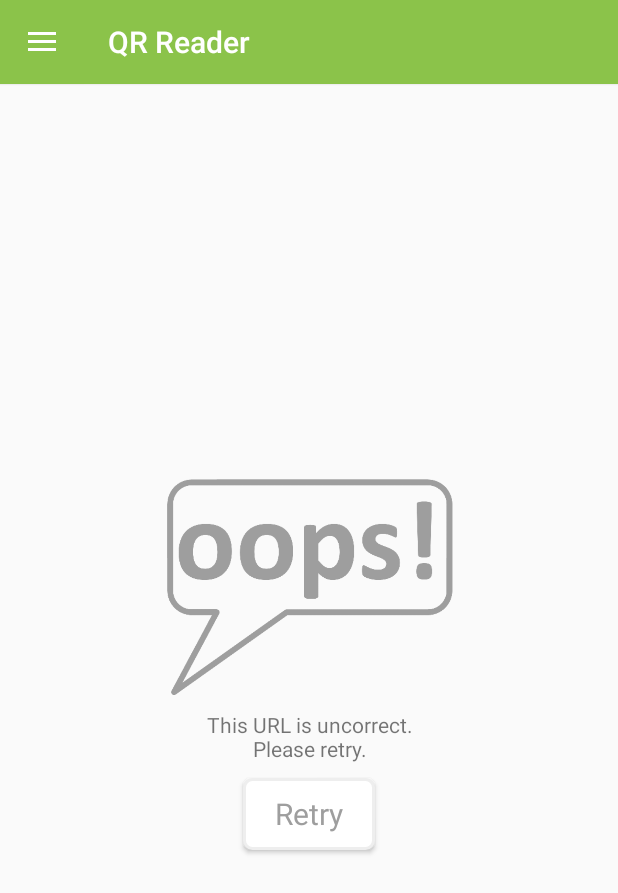
After one commit to NBakaev/cityguide, an Android app: the QrReadActivity screen opened directly, with no data from a screen before it, on a phone screen of 412 x 824 dp. The commit adds this screen. Shown: the top 893 px of the screen. Run offline under Robolectric (Android 15) with nearby library versions, the phone set to English and light mode, and no system bars; our stand-ins replace RxJava; libraries missing offline, so code that uses them is left out: com.google.zxing.integration, org.greenrobot.greendao; 4 statements that could not run were skipped.

Commit message:
qr reader

```diff
--- a/app/build.gradle
+++ b/app/build.gradle
@@ -83,6 +83,9 @@ dependencies {
     compile 'org.greenrobot:greendao:3.2.0'
     compile 'hu.supercluster:paperwork:1.2.7'
 
+    compile 'com.journeyapps:zxing-android-embedded:3.4.0'
+
+
     compile 'com.google.dagger:dagger:2.7'
     apt 'com.google.dagger:dagger-compiler:2.7'
 }
--- /dev/null
+++ b/app/src/main/java/ru/nbakaev/cityguide/QrReadActivity.java
@@ -0,0 +1,213 @@
+package ru.nbakaev.cityguide;
+
+import android.content.BroadcastReceiver;
+import android.content.Context;
+import android.content.DialogInterface;
+import android.content.Intent;
+import android.content.IntentFilter;
+import android.graphics.Bitmap;
+import android.graphics.BitmapFactory;
+import android.os.Bundle;
+import android.support.v4.content.LocalBroadcastManager;
+import android.util.Log;
+import android.view.View;
+import android.widget.Button;
+import android.widget.ImageButton;
+import android.widget.ImageView;
+import android.widget.LinearLayout;
+import android.widget.ProgressBar;
+import android.widget.ScrollView;
+import android.widget.TextView;
+import android.widget.Toast;
+import com.google.android.gms.maps.model.BitmapDescriptorFactory;
+import com.google.zxing.integration.android.IntentIntegrator;
+import com.google.zxing.integration.android.IntentResult;
+
+import java.util.List;
+import java.util.regex.Matcher;
+import java.util.regex.Pattern;
+
+import javax.inject.Inject;
+
+import io.reactivex.Observable;
+import io.reactivex.Observer;
+import io.reactivex.android.schedulers.AndroidSchedulers;
+import io.reactivex.disposables.Disposable;
+import io.reactivex.schedulers.Schedulers;
+import okhttp3.ResponseBody;
+import ru.nbakaev.cityguide.poi.Poi;
+import ru.nbakaev.cityguide.poi.PoiProvider;
+import ru.nbakaev.cityguide.poi.db.DBService;
+import ru.nbakaev.cityguide.utils.CacheUtils;
+import ru.nbakaev.cityguide.utils.StringUtils;
+
+import static ru.nbakaev.cityguide.poi.PoiProvider.DISTANCE_POI_DOWNLOAD;
+
+/**
+ * Created by user on 21.12.2016.
+ */
+
+
+public class QrReadActivity extends BaseActivity {
+    private String lastScannedCode;
+    private String poiId;
+    private TextView poiDescription;
+    private ImageView poiImage;
+    private LinearLayout btnMap;
+    private Button btnRetry;
+    private ScrollView scrollView;
+    private LinearLayout empty;
+    final BitmapFactory.Options options = new BitmapFactory.Options();
+    @Inject
+    PoiProvider poiProvider;
+
+    @Inject
+    CacheUtils cacheUtils;
+
+    @Override
+    protected void onCreate(Bundle savedInstanceState) {
+        super.onCreate(savedInstanceState);
+
+        App.getAppComponent().inject(this);
+
+        setContentView(R.layout.qr_read_activity);
+
+        setUpToolbar();
+        setUpDrawer();
+        toolbar.setTitle(R.string.drawer_qr);
+        poiDescription =(TextView)findViewById(R.id.PoiDescription);
+        poiImage = (ImageView)findViewById(R.id.PoiImage);;
+        scrollView = (ScrollView) findViewById(R.id.scrollView);
+        empty = (LinearLayout) findViewById(R.id.empty);
+        btnMap = (LinearLayout)findViewById(R.id.btnMap);
+        btnRetry = (Button) findViewById(R.id.btnRetry);
+        btnRetry.setOnClickListener(new View.OnClickListener() {
+            @Override
+            public void onClick(View view) {
+                getQrCode();
+            }
+        });
+        btnMap.setOnClickListener(new View.OnClickListener() {
+            @Override
+            public void onClick(View v) {
+                if(poiId != null) {
+                    Intent i = new Intent(QrReadActivity.this, MapsActivity.class);
+                    i.putExtra("MOVE_TO_POI_ID", poiId);
+                    QrReadActivity.this.startActivity(i);
+                }
+            }
+        });
+        Intent intent = getIntent();
+        String sData = intent.getDataString();
+        if(sData != null)
+        {
+            if(IsOurQrCode(sData)){
+                poiId = getPoiFromUrl(sData);
+                getPoi(poiId);
+            }
+        }
+        else {
+            getQrCode();
+        }
+    }
+
+    protected void getQrCode()
+    {
+        new IntentIntegrator(this).initiateScan();
+    }
+
+    protected  void onActivityResult(int requestCode, int resultCode, Intent data) {
+        IntentResult result = IntentIntegrator.parseActivityResult(requestCode, resultCode, data);
+        if (result != null) {
+            lastScannedCode = result.getContents();
+            boolean isPoi = IsOurQrCode(lastScannedCode);
+            if (isPoi == true) {
+                poiId = getPoiFromUrl(lastScannedCode);
+                getPoi(poiId);
+            }
+        }
+    }
+    protected boolean IsOurQrCode(String lScannedCode){
+        String teml = "(https://s2.nbakaev.ru/#/poi/).+";
+        Pattern pattern = Pattern.compile(teml);
+        Matcher matcher = pattern.matcher(lScannedCode);
+        boolean res = matcher.matches();
+        return  res;
+    }
+    protected String getPoiFromUrl(String Url) {
+        String templ = "(https://s2.nbakaev.ru/#/poi/)";
+        String res = Url.split(templ)[1];
+        return res;
+    }
+    protected void setImg(final Poi poi){
+        Observable<ResponseBody> icon = poiProvider.getIcon(poi);
+        Observer<ResponseBody> iconResult = new Observer<ResponseBody>() {
+            @Override
+            public void onSubscribe(Disposable d) {
+
+            }
+
+            @Override
+            public void onNext(ResponseBody value) {
+                try {
+                    Bitmap bitmap = BitmapFactory.decodeStream(value.byteStream(), null, options);
+                    cacheUtils.cachePoiImage(bitmap, poi);
+                    poiImage.setImageBitmap(bitmap);
+                    poiImage.setVisibility(View.VISIBLE);
+                } catch (Exception e) {
+
+                }
+            }
+
+            @Override
+            public void onError(Throwable e) {
+
+            }
+
+            @Override
+            public void onComplete() {
+            }
+        };
+
+        icon.subscribeOn(Schedulers.io()).observeOn(AndroidSchedulers.mainThread()).subscribe(iconResult);
+    }
+    protected void getPoi(String poiId){
+        poiProvider.getById(poiId).observeOn(AndroidSchedulers.mainThread()).subscribeOn(Schedulers.io())
+                .subscribe(new Observer<Poi>() {
+
+                    @Override
+                    public void onSubscribe(Disposable d) {
+
+                    }
+
+                    @Override
+                    public void onNext(Poi value) {
+                        fillPOiFields(value);
+
+                    }
+
+                    @Override
+                    public void onError(Throwable e) {
+
+                    }
+
+                    @Override
+                    public void onComplete() {
+
+                    }
+                });
+    }
+    protected void fillPOiFields(Poi poi){
+        poiDescription.setText(poi.getDescription());
+        poiDescription.setVisibility(View.VISIBLE);
+        toolbar.setTitle(poi.getName());
+        //poiName.setVisibility(View.VISIBLE);
+        empty.setVisibility(View.GONE);
+        scrollView.setVisibility(View.VISIBLE);
+
+            if (!StringUtils.isEmpty(poi.getImageUrl())) {
+                setImg(poi);
+            }
+    }
+
+}
--- a/app/src/main/java/ru/nbakaev/cityguide/di/AppComponent.java
+++ b/app/src/main/java/ru/nbakaev/cityguide/di/AppComponent.java
@@ -8,6 +8,7 @@ import ru.nbakaev.cityguide.BaseActivity;
 import ru.nbakaev.cityguide.IntroActivity;
 import ru.nbakaev.cityguide.MainActivity;
 import ru.nbakaev.cityguide.MapsActivity;
+import ru.nbakaev.cityguide.QrReadActivity;
 import ru.nbakaev.cityguide.about.AboutActivity;
 import ru.nbakaev.cityguide.locaton.LocationProviderConfiguration;
 import ru.nbakaev.cityguide.poi.PoiProviderConfiguration;
@@ -32,6 +33,8 @@ public interface AppComponent {
 
     void inject(IntroActivity introActivity);
 
+    void inject (QrReadActivity qrReadActivity);
+
     void inject(BackgrounNotificationService service);
 
 }
--- a/app/src/main/java/ru/nbakaev/cityguide/ui/navigationdrawer/NavigationDrawerAdapter.java
+++ b/app/src/main/java/ru/nbakaev/cityguide/ui/navigationdrawer/NavigationDrawerAdapter.java
@@ -16,6 +16,7 @@ import java.util.List;
 import ru.nbakaev.cityguide.CitiesActivity;
 import ru.nbakaev.cityguide.MainActivity;
 import ru.nbakaev.cityguide.MapsActivity;
+import ru.nbakaev.cityguide.QrReadActivity;
 import ru.nbakaev.cityguide.R;
 import ru.nbakaev.cityguide.about.AboutActivity;
 
@@ -78,6 +79,10 @@ public class NavigationDrawerAdapter extends RecyclerView.Adapter<NavigationDraw
                         intent = new Intent(NavigationDrawerAdapter.this.context, AboutActivity.class);
                         NavigationDrawerAdapter.this.context.startActivity(intent);
                         break;
+                    case R.string.drawer_qr:
+                        intent = new Intent(NavigationDrawerAdapter.this.context, QrReadActivity.class);
+                        NavigationDrawerAdapter.this.context.startActivity(intent);
+                        break;
 
                 }
             }
--- a/app/src/main/java/ru/nbakaev/cityguide/ui/navigationdrawer/NavigationDrawerItemsProvider.java
+++ b/app/src/main/java/ru/nbakaev/cityguide/ui/navigationdrawer/NavigationDrawerItemsProvider.java
@@ -18,6 +18,7 @@ public class NavigationDrawerItemsProvider {
         dataList.add(new NavigationDrawerItem(R.string.drawer_near_me, R.drawable.ic_near_me_black_24dp));
         dataList.add(new NavigationDrawerItem(R.string.drawer_about, R.drawable.ic_build_black_24dp));
         dataList.add(new NavigationDrawerItem(R.string.drawer_cities, R.drawable.ic_city));
+        dataList.add(new NavigationDrawerItem(R.string.drawer_qr, R.drawable.ic_qr));
 
         return dataList;
     }
--- /dev/null
+++ b/app/src/main/res/drawable/button_back.xml
@@ -0,0 +1,6 @@
+<?xml version="1.0" encoding="utf-8"?>
+<shape android:shape="rectangle" xmlns:android="http://schemas.android.com/apk/res/android">
+    <solid android:color="@color/white"/>
+    <corners android:radius="5dp"/>
+    <stroke android:width="2dp" android:color="@color/grey_200"/>
+</shape>
--- /dev/null
+++ b/app/src/main/res/layout/qr_read_activity.xml
@@ -0,0 +1,151 @@
+<?xml version="1.0" encoding="utf-8"?>
+<android.support.v4.widget.DrawerLayout xmlns:android="http://schemas.android.com/apk/res/android"
+    xmlns:app="http://schemas.android.com/apk/res-auto"
+    xmlns:tools="http://schemas.android.com/tools"
+    android:id="@+id/drawer_layout"
+    android:layout_width="match_parent"
+    android:layout_height="match_parent">
+
+    <LinearLayout
+        android:layout_width="match_parent"
+        android:layout_height="match_parent"
+        android:orientation="vertical">
+
+        <include
+            android:id="@+id/toolbar"
+            layout="@layout/toolbar" />
+
+        <RelativeLayout
+            android:layout_width="match_parent"
+            android:layout_height="match_parent">
+
+            <ScrollView
+                android:id="@+id/scrollView"
+                android:visibility="gone"
+                android:layout_width="match_parent"
+                android:layout_height="match_parent">
+
+                <LinearLayout xmlns:app="http://schemas.android.com/apk/res-auto"
+                    android:layout_width="match_parent"
+                    android:layout_height="match_parent"
+                    android:orientation="vertical"
+                    android:weightSum="1">
+
+                    <TextView
+                        android:id="@+id/Location"
+                        android:layout_width="match_parent"
+                        android:layout_height="wrap_content"
+                        android:layout_weight="0.02"
+                        android:text="TextView"
+                        android:visibility="gone" />
+
+                    <!--<TextView-->
+                    <!--android:id="@+id/PlaceName"-->
+                    <!--android:layout_width="match_parent"-->
+                    <!--android:layout_height="wrap_content"-->
+                    <!--android:layout_weight="0.06"-->
+                    <!--android:text="TextView"-->
+                    <!--android:visibility="invisible" />-->
+
+                    <RelativeLayout
+                        android:background="@color/white"
+                        android:layout_width="match_parent"
+                        android:layout_height="wrap_content">
+
+                        <ImageView
+                            android:id="@+id/PoiImage"
+                            android:layout_width="match_parent"
+                            android:layout_height="wrap_content"
+                            android:scaleType="centerCrop"
+                            android:visibility="invisible"
+                            app:srcCompat="@android:drawable/ic_menu_report_image" />
+
+                        <LinearLayout
+                            android:id="@+id/btnMap"
+                            android:layout_width="wrap_content"
+                            android:layout_height="wrap_content"
+                            android:layout_alignParentBottom="true"
+                            android:layout_alignParentRight="true"
+                            android:background="@color/zxing_transparent">
+
+                            <LinearLayout
+                                android:layout_width="wrap_content"
+                                android:layout_height="wrap_content"
+                                android:layout_margin="10dp"
+                                android:background="@drawable/button_back"
+                                android:gravity="center"
+                                android:orientation="vertical"
+                                android:padding="10dp">
+
+                                <ImageButton
+                                    android:layout_width="wrap_content"
+                                    android:layout_height="wrap_content"
+                                    android:background="@color/zxing_transparent"
+                                    android:src="@drawable/ic_place_black_24dp"
+                                    android:tint="@color/colorPrimary" />
+
+                                <TextView
+                                    android:layout_width="wrap_content"
+                                    android:layout_height="wrap_content"
+                                    android:text="@string/on_map"
+                                    android:textColor="@color/colorPrimaryDark" />
+
+                            </LinearLayout>
+                        </LinearLayout>
+                    </RelativeLayout>
+
+                    <TextView
+                        android:id="@+id/PoiDescription"
+                        android:layout_width="match_parent"
+                        android:layout_height="wrap_content"
+                        android:layout_weight="0.32"
+                        android:background="@color/white"
+                        android:padding="10dp"
+                        android:text="TextView"
+                        android:textColor="@android:color/black"
+                        android:textSize="18sp"
+                        android:visibility="invisible" />
+                </LinearLayout>
+            </ScrollView>
+            <LinearLayout
+                android:layout_width="match_parent"
+                android:layout_height="match_parent"
+                android:gravity="center"
+                android:orientation="vertical"
+                android:id="@+id/empty">
+                <ImageView
+                    android:layout_width="match_parent"
+                    android:layout_height="150dp"
+                    android:tint="@color/grey_500"
+                    android:src="@drawable/icon_oops"/>
+                <TextView
+                    android:padding="10dp"
+                    android:gravity="center"
+                    android:layout_width="match_parent"
+                    android:layout_height="wrap_content"
+                    android:text="@string/wrong_qrcode"/>
+                <Button
+                    android:id="@+id/btnRetry"
+                    android:layout_width="wrap_content"
+                    android:layout_height="wrap_content"
+                    android:background="@drawable/button_back"
+                    android:text="@string/retry"
+                    android:textAppearance="@style/TextAppearance.AppCompat"
+                    android:textColor="@color/grey_500"
+                    android:textSize="20sp"
+                    android:padding="10dp"/>
+            </LinearLayout>
+        </RelativeLayout>
+
+    </LinearLayout>
+
+    <fragment
+        android:id="@+id/nav_drwr_fragment"
+        android:name="ru.nbakaev.cityguide.ui.navigationdrawer.NavigationDrawerFragment"
+        android:layout_width="@dimen/nav_drawer_width"
+        android:layout_height="match_parent"
+        android:layout_gravity="start"
+        app:layout="@layout/fragment_navigation_drawer"
+        tools:layout="@layout/fragment_navigation_drawer" />
+
+</android.support.v4.widget.DrawerLayout>
--- a/app/src/main/res/values/strings.xml
+++ b/app/src/main/res/values/strings.xml
@@ -4,12 +4,14 @@
     <string name="title_activity_main">Near me</string>
     <string name="title_activity_build">About</string>
     <string name="title_activity_cities">Cities</string>
+    <string name="title_qr_activity">QR reader</string>
 
 
     <string name="drawer_map">Map</string>
     <string name="drawer_near_me">Near me</string>
     <string name="drawer_about">About</string>
     <string name="drawer_cities">Cities</string>
+    <string name="drawer_qr">QR Reader</string>
 
 
     <string name="onboarding_1_title">Hello</string>
@@ -56,4 +58,7 @@
     <string name="downloaded_only">Downloaded only</string>
     <string name="enable_experimental_feature">enable experimental feature</string>
 
+    <string name="on_map">On map</string>
+    <string name="wrong_qrcode">This URL is uncorrect.\nPlease retry.</string>
+    <string name="retry">Retry</string>
 </resources>
```
Also changed, not shown: app/src/main/AndroidManifest.xml (+14 -0 lines), app/src/main/res/drawable/ic_go_to_map.png (added), app/src/main/res/drawable/ic_retry.png (added), app/src/main/res/drawable/icon_oops.png (added). Lines whose indentation alone changed are shown as unchanged.
